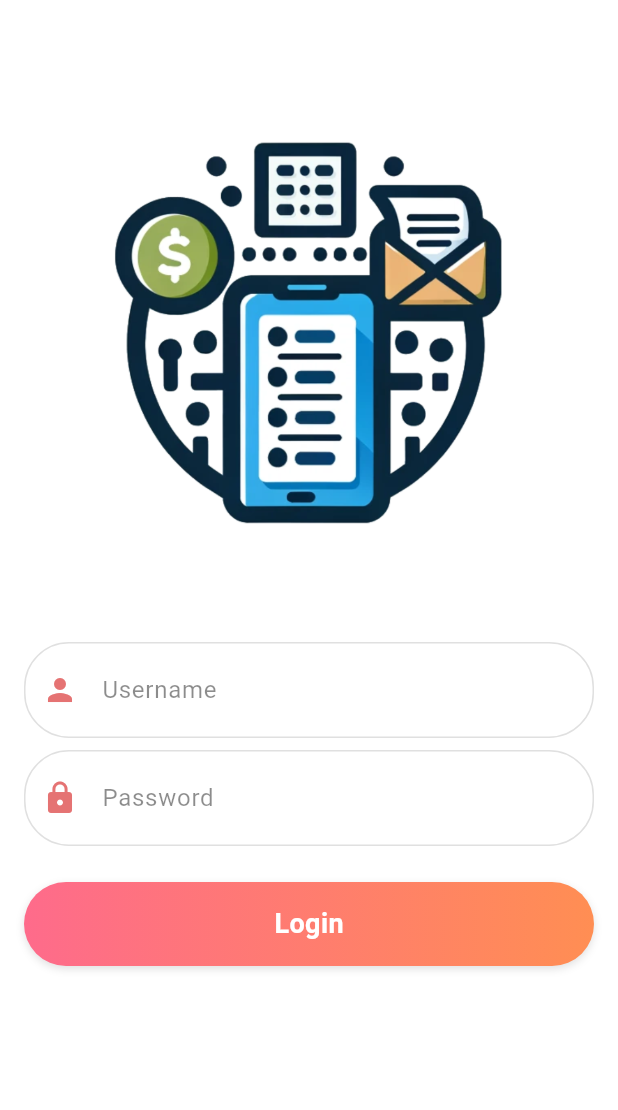
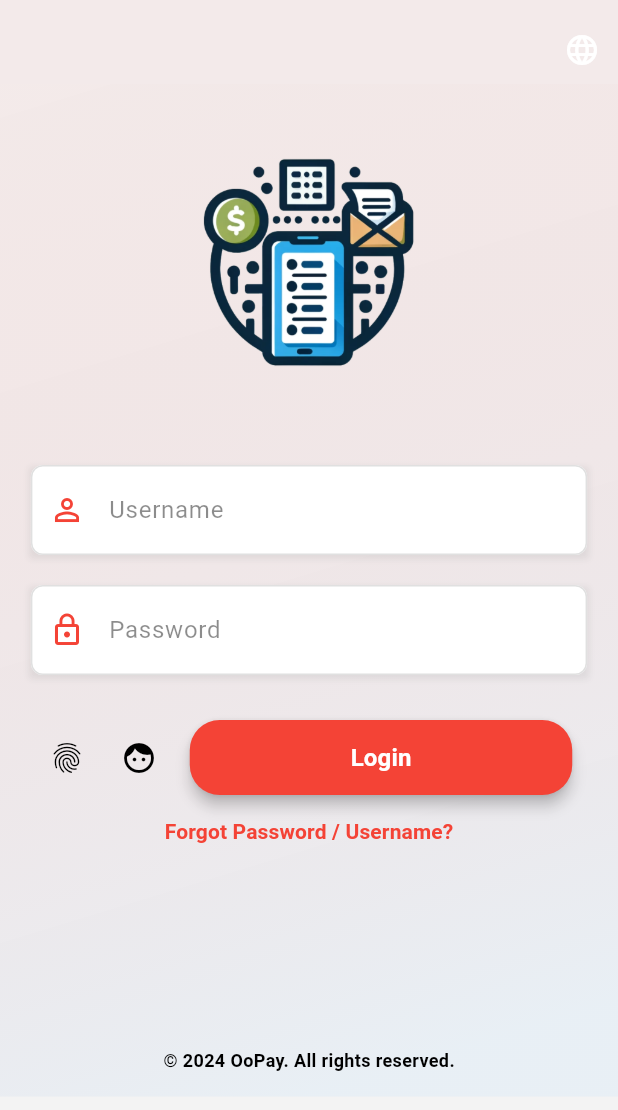
Before and after one commit to ezatkh/payment-digitization-receipt, a Flutter app: the screen it shows after launch, after a tap on "Login", on a phone screen of 412 x 824 dp. Shown: the top 1110 px of the screen. Run offline on Flutter 3.47's test engine with Material 3 defaults, Android fonts, the phone set to English and light mode, and no system bars; our stand-ins replace curved_navigation_bar.

Commit message:
New UI: - Login - DashBoard

```diff
--- a/lib/Custom_Widgets/CustomButton.dart
+++ b/lib/Custom_Widgets/CustomButton.dart
@@ -1,42 +1,47 @@
-import 'package:flutter/cupertino.dart';
 import 'package:flutter/material.dart';
 
 class CustomButton extends StatelessWidget {
   final String text;
   final VoidCallback onPressed;
+  final bool isLoading;
 
-  const CustomButton({required this.text, required this.onPressed});
+  const CustomButton({
+    required this.text,
+    required this.onPressed,
+    this.isLoading = false,
+    Key? key,
+  }) : super(key: key);
 
   @override
   Widget build(BuildContext context) {
-    return InkWell(
-      onTap: onPressed,
-      child: Container(
-        padding: EdgeInsets.symmetric(vertical: 15.0, horizontal: 30.0),
-        decoration: BoxDecoration(
-          gradient: LinearGradient(
-            colors: [Color(0xFFFE6B8B), Color(0xFFFF8E53)],
-            begin: Alignment.centerLeft,
-            end: Alignment.centerRight,
-          ),
-          boxShadow: [
-            BoxShadow(
-              color: Colors.black12,
-              offset: Offset(0, 2),
-              blurRadius: 4.0,
+    final theme = Theme.of(context);
+
+    // Wrap the ElevatedButton with a Container or SizedBox to limit its width
+    return Center(
+      child: SizedBox(
+        width: 255, // Specify the desired width here
+        child: ElevatedButton(
+          onPressed: isLoading ? null : onPressed, // Disable button if loading
+          style: ElevatedButton.styleFrom(
+            foregroundColor: Colors.white, backgroundColor: theme.primaryColor,
+            padding: const EdgeInsets.symmetric(vertical: 12.0), // Adjust padding
+            shape: RoundedRectangleBorder(
+              borderRadius: BorderRadius.circular(20), // Rounded corners
             ),
-          ],
-          borderRadius: BorderRadius.circular(30.0),
-        ),
-        child: Center(
-          child: Text(
-            text,
-            style: TextStyle(
-              color: Colors.white,
+            elevation: 4, // Elevation for depth
+            textStyle: theme.textTheme.button?.copyWith(
               fontWeight: FontWeight.bold,
-              fontSize: 18,
+              fontSize: 16,
             ),
           ),
+          child: isLoading
+              ? const SizedBox(
+            height: 24, width: 24,
+            child: CircularProgressIndicator(
+              strokeWidth: 2, color: Colors.white,
+            ),
+          )
+              : Text(text),
         ),
       ),
     );
--- a/lib/Custom_Widgets/CustomTextField.dart
+++ b/lib/Custom_Widgets/CustomTextField.dart
@@ -1,41 +1,66 @@
-import 'package:flutter/cupertino.dart';
 import 'package:flutter/material.dart';
 
 class CustomTextField extends StatelessWidget {
   final String hint;
   final IconData icon;
   final bool obscureText;
+  final ValueChanged<String> onChanged;
 
-  const CustomTextField({required this.hint, required this.icon, this.obscureText = false});
+  // Constructor for CustomTextField
+  // hint: Placeholder text shown in the TextField
+  // icon: Icon displayed inside the TextField
+  // obscureText: Whether the text is obscured (useful for passwords)
+  // onChanged: Callback for when the text changes
+  const CustomTextField({
+    required this.hint,
+    required this.icon,
+    this.obscureText = false,
+    required this.onChanged,
+    Key? key,
+  }) : super(key: key);
 
   @override
   Widget build(BuildContext context) {
+    const textStyle = TextStyle(fontSize: 16, color: Colors.black87);
+    const hintStyle = TextStyle(color: Colors.black45);
+    final borderRadius = BorderRadius.circular(8);
 
-    return TextField(
+    return DecoratedBox(
+      decoration: BoxDecoration(
+        boxShadow: [
+          BoxShadow(
+            color: Colors.grey.withOpacity(0.2),
+            spreadRadius: 1,
+            blurRadius: 3,
+            offset: Offset(0, 2),
+          ),
+        ],
+      ),
+      child: TextField(
         obscureText: obscureText,
-      style: TextStyle(fontSize: 16, color: Colors.black87), // Text style
+        onChanged: onChanged,
+        style: textStyle,
         decoration: InputDecoration(
           hintText: hint,
-        hintStyle: TextStyle(color: Colors.black45), // Hint text style
+          hintStyle: hintStyle,
           prefixIcon: Icon(icon, color: Theme.of(context).primaryColor),
           filled: true,
           fillColor: Colors.white,
-        contentPadding: EdgeInsets.symmetric(vertical: 20.0, horizontal: 25.0),
+          contentPadding: const EdgeInsets.all(18.0),
           border: OutlineInputBorder(
-          borderRadius: BorderRadius.circular(30),
-          borderSide: BorderSide.none,
-        ),
+              borderRadius: borderRadius, borderSide: BorderSide.none),
           enabledBorder: OutlineInputBorder(
-          borderRadius: BorderRadius.circular(30),
+            borderRadius: borderRadius,
             borderSide: BorderSide(color: Colors.grey.shade300, width: 1),
           ),
           focusedBorder: OutlineInputBorder(
-          borderRadius: BorderRadius.circular(30),
-          borderSide: BorderSide(color: Theme.of(context).primaryColor, width: 2),
+            borderRadius: borderRadius,
+            borderSide: BorderSide(color: Theme.of(context).colorScheme.primary, width: 2),
           ),
           errorBorder: OutlineInputBorder(
-          borderRadius: BorderRadius.circular(30),
-          borderSide: BorderSide(color: Colors.red, width: 1),
+            borderRadius: borderRadius,
+            borderSide: BorderSide(color: Colors.red.shade400, width: 1),
+          ),
         ),
       ),
     );
--- a/lib/Custom_Widgets/LogoWidget.dart
+++ b/lib/Custom_Widgets/LogoWidget.dart
@@ -1,20 +1,21 @@
-import 'package:flutter/cupertino.dart';
+import 'package:flutter/material.dart';
 
 class LogoWidget extends StatelessWidget {
+  // Constructor for LogoWidget
+  const LogoWidget({Key? key}) : super(key: key);
+
   @override
   Widget build(BuildContext context) {
-    // Assuming that you want a larger logo, the width is set to a greater value.
-    // The aspect ratio of the logo will be preserved.
-    double logoWidth = MediaQuery.of(context).size.width * 0.5; // 50% of screen width
-    double logoHeight = MediaQuery.of(context).size.height * 0.5; // 50% of screen width
+    // Calculate the width and height as a percentage of the screen size
+    final double logoWidth = MediaQuery.of(context).size.width * 0.5;
+    final double logoHeight = MediaQuery.of(context).size.height * 0.25; // Adjust to 25% for a balanced appearance
 
+    // Center the logo and use an AssetImage for better performance and asset management
     return Center(
       child: Image.asset(
-        'assets/images/Init Logo.png',
-
+        'assets/images/Init Logo.png', // Ensure the asset path is correct
+        width: logoWidth,
         height: logoHeight,
-        // If you have specified your image in different sizes in the assets folder,
-        // the best fitting size will be used.
       ),
     );
   }
--- /dev/null
+++ b/lib/Models/LoginState.dart
@@ -0,0 +1,59 @@
+import 'dart:ui';
+
+import 'package:flutter/foundation.dart';
+
+class LoginState with ChangeNotifier {
+  String _username = '';
+  String _password = '';
+  bool _rememberMe = false;
+  bool _hasInternetConnection = true; // You should check internet connectivity and set this flag accordingly
+
+  bool _isLoading = false;
+  bool _isLoginSuccessful = false;
+
+  bool get isLoading => _isLoading;
+  bool get isLoginSuccessful => _isLoginSuccessful;
+
+  void setLoading(bool loading) {
+    _isLoading = loading;
+    notifyListeners();
+  }
+
+
+  // Getters
+  String get username => _username;
+  String get password => _password;
+  bool get rememberMe => _rememberMe;
+  bool get hasInternetConnection => _hasInternetConnection;
+
+  // Setters
+  void setUsername(String username) {
+    _username = username;
+    notifyListeners();
+  }
+
+  void setPassword(String password) {
+    _password = password;
+    notifyListeners();
+  }
+
+  void setRememberMe(bool? value) {
+    if (value != null) {
+      _rememberMe = value;
+      notifyListeners();
+    }
+  }
+
+
+  // Placeholder function to simulate internet connectivity check
+  void checkInternetConnection() {
+    // Implement your logic to check internet connectivity
+    // For now, we're just setting it to true
+    _hasInternetConnection = true;
+    notifyListeners();
+  }
+
+  Future<void> login() async {
+    notifyListeners();
+  }
+}
--- /dev/null
+++ b/lib/Screens/LoginScreen.dart
@@ -0,0 +1,182 @@
+import 'package:flutter/material.dart';
+import 'package:provider/provider.dart';
+import '../Custom_Widgets/CustomButton.dart';
+import '../Custom_Widgets/CustomTextField.dart';
+import '../Custom_Widgets/LogoWidget.dart';
+import '../Models/LoginState.dart';
+import 'DashboardScreen.dart';
+
+class LoginScreen extends StatelessWidget {
+  const LoginScreen({Key? key}) : super(key: key);
+
+  Widget build(BuildContext context) {
+    final theme = Theme.of(context);
+    final screenSize = MediaQuery.of(context).size;
+    final isLandscape = screenSize.width > screenSize.height;
+    double maxWidth = isLandscape ? 500 : 600;
+    final baseColor = theme.primaryColor.withOpacity(0.05);
+    return ChangeNotifierProvider<LoginState>(
+      create: (_) => LoginState(),
+      child: Scaffold(
+        appBar: AppBar(
+          backgroundColor: baseColor,
+          actions: [
+            _buildLanguageSwitchButton(
+                context), // Moved language switch to AppBar
+          ],
+        ),
+        body: Container(
+          decoration: BoxDecoration(
+            gradient: LinearGradient(
+              begin: Alignment.topLeft,
+              end: Alignment.bottomCenter,
+              colors: [
+                theme.primaryColor.withOpacity(0.05),
+                theme.primaryColorLight.withOpacity(0.2)
+              ],
+            ),
+          ),
+          child: SafeArea(
+            child: SingleChildScrollView(
+              padding: EdgeInsets.symmetric(
+                  vertical: 16.0, horizontal: screenSize.width * 0.05),
+              child: Center(
+                child: ConstrainedBox(
+                  constraints: BoxConstraints(maxWidth: maxWidth),
+                  child: Consumer<LoginState>(
+                    builder: (_, loginState, __) {
+                      return Column(
+                        children: <Widget>[
+                          const LogoWidget(),
+                          const SizedBox(height: 32),
+
+                          CustomTextField(
+                              hint: 'Username',
+                              icon: Icons.person_outline,
+                              onChanged: loginState.setUsername),
+                          const SizedBox(height: 20),
+                          CustomTextField(
+                              hint: 'Password',
+                              icon: Icons.lock_outline,
+                              obscureText: true,
+                              onChanged: loginState.setPassword),
+                          const SizedBox(height: 30),
+                          Row(
+                            mainAxisAlignment: MainAxisAlignment.spaceEvenly,
+                            children: [
+                              IconButton(
+                                icon: const Icon(Icons.fingerprint),
+                                onPressed: () {
+                                  /* Add Touch ID login logic here */
+                                },
+                                tooltip: 'Touch ID',
+                              ),
+                              IconButton(
+                                icon: const Icon(Icons.face),
+                                onPressed: () {
+                                  /* Add Face ID login logic here */
+                                },
+                                tooltip: 'Face ID',
+                              ),
+                              Expanded(
+                                child: CustomButton(
+                                  text: 'Login',
+                                  onPressed: () => _handleLogin(context,
+                                      loginState), // Corrected function call
+                                ),
+                              ),
+                            ],
+                          ),
+                          Align(
+                            alignment: Alignment.center,
+                            child: TextButton(
+                              onPressed: () {/* Forgot Password Logic */},
+                              child: Text('Forgot Password / Username?',
+                                  style: TextStyle(
+                                      color: theme.primaryColor,
+                                      fontWeight: FontWeight.bold)),
+                            ),
+                          ),
+                          SizedBox(
+                            height: 120,
+                          ),
+                          _buildTrademarkNotice(), // Trademark notice
+                        ],
+                      );
+                    },
+                  ),
+                ),
+              ),
+            ),
+          ),
+        ),
+      ),
+    );
+  }
+
+  Widget _buildLanguageSwitchButton(BuildContext context) {
+    // Placeholder function for language switching logic.
+    void _switchLanguage() {
+      // Implement language switching functionality here.
+    }
+
+    return Padding(
+      padding: const EdgeInsets.only(top: 10.0),
+      child: Align(
+        alignment: Alignment.topRight,
+        child: IconButton(
+          icon: const Icon(Icons.language, color: Colors.white),
+          onPressed: _switchLanguage,
+          tooltip: 'Switch Language', // Tooltip for accessibility.
+        ),
+      ),
+    );
+  }
+
+  // Builds a trademark notice at the bottom or any preferred location of the screen.
+  Widget _buildTrademarkNotice() {
+    return const Align(
+      alignment: Alignment.center,
+      child: Text(
+        '© 2024 OoPay. All rights reserved.',
+        style: TextStyle(fontWeight: FontWeight.bold, fontSize: 12),
+      ),
+    );
+  }
+
+  // Builds a button for biometric authentication, currently set to a placeholder action.
+  Widget _buildBiometricLoginButton(
+      BuildContext context, LoginState loginState) {
+    return Column(
+      children: [
+        TextButton(
+          onPressed: () =>
+              null, // Placeholder for actual biometric login logic.
+          child: const Icon(Icons.fingerprint, size: 24),
+          style: TextButton.styleFrom(
+              foregroundColor: Theme.of(context).primaryColor),
+        ),
+        const Text("Quick Login",
+            style: TextStyle(fontWeight: FontWeight.w500)),
+      ],
+    );
+  }
+
+// Handles the login process with visual feedback and error handling.
+  void _handleLogin(BuildContext context, LoginState loginState) async {
+    // loginState.setLoading(true);
+    await Future.delayed(const Duration(seconds: 2));
+
+    // loginState.setLoading(false);
+
+    // if (loginState.isLoginSuccessful) {
+    //   ScaffoldMessenger.of(context)
+    //       .showSnackBar(const SnackBar(content: Text('Login Failed')));
+    // } else {
+      Navigator.pushReplacement(
+        context,
+        MaterialPageRoute(builder: (context) => DashboardScreen()),
+      );
+    // }
+  }
+}
--- /dev/null
+++ b/lib/Screens/SplashScreen.dart
@@ -0,0 +1,86 @@
+import 'package:flutter/material.dart';
+import 'LoginScreen.dart';
+
+class SplashScreen extends StatefulWidget {
+  @override
+  _SplashScreenState createState() => _SplashScreenState();
+}
+
+class _SplashScreenState extends State<SplashScreen> with SingleTickerProviderStateMixin {
+  late AnimationController _controller;
+  late Animation<double> _logoOpacity;
+  late Animation<double> _backgroundLighten;
+  late Animation<double> _logoScale;
+
+  @override
+  void initState() {
+    super.initState();
+    _controller = AnimationController(vsync: this, duration: Duration(seconds: 3));
+
+    _logoOpacity = Tween(begin: 0.0, end: 1.0).animate(_controller);
+    _backgroundLighten = Tween(begin: 0.2, end: 1.0).animate(_controller);
+    _logoScale = Tween(begin: 1.2, end: 1.0).animate(CurvedAnimation(parent: _controller, curve: Curves.easeInOut));
+
+    _controller.forward();
+
+    _controller.addStatusListener((status) {
+      if (status == AnimationStatus.completed) {
+        _navigateToLogin(context);
+      }
+    });
+  }
+
+  void _navigateToLogin(BuildContext context) {
+    Navigator.of(context).pushReplacement(_createRoute());
+  }
+
+  Route _createRoute() {
+    return PageRouteBuilder(
+      pageBuilder: (context, animation, secondaryAnimation) => LoginScreen(),
+      transitionsBuilder: (context, animation, secondaryAnimation, child) {
+        const begin = 0.0;
+        const end = 1.0;
+        const curve = Curves.slowMiddle;
+
+        var tween = Tween(begin: begin, end: end).chain(CurveTween(curve: curve));
+        var fadeAnimation = animation.drive(tween);
+
+        return FadeTransition(
+          opacity: fadeAnimation,
+          child: child,
+        );
+      },
+    );
+  }
+
+  @override
+  Widget build(BuildContext context) {
+    return AnimatedBuilder(
+      animation: _controller,
+      builder: (context, child) {
+        return Scaffold(
+          body: Container(
+            decoration: BoxDecoration(
+              color: Colors.white.withOpacity(_backgroundLighten.value),
+            ),
+            child: Center(
+              child: Opacity(
+                opacity: _logoOpacity.value,
+                child: Transform.scale(
+                  scale: _logoScale.value,
+                  child: Image.asset('assets/images/logo_ooredoo.png'), // Replace with your asset path
+                ),
+              ),
+            ),
+          ),
+        );
+      },
+    );
+  }
+
+  @override
+  void dispose() {
+    _controller.dispose();
+    super.dispose();
+  }
+}
--- a/lib/main.dart
+++ b/lib/main.dart
@@ -1,5 +1,6 @@
-import 'package:digital_payment_app/screens/LoginScreen.dart';
-import 'package:flutter/material.dart';
+ import 'package:flutter/material.dart';
+
+import 'Screens/SplashScreen.dart';
 
 void main() {
   runApp(const MyApp());
@@ -10,38 +11,64 @@ class MyApp extends StatelessWidget {
 
   @override
   Widget build(BuildContext context) {
-    // Define theme colors and the overall theme here
+    // A lighter base color for the background
+    const backgroundColor = Color(0xE4F2F2F2);
+
+    // Define a complementary color for the theme that matches well with a lighter background
+    const complementaryColor = Colors.red; // A vibrant blue that complements the red logo
+
     final ThemeData theme = ThemeData(
-      primaryColor: Color(0xFFE57373),
-      colorScheme: ColorScheme.fromSwatch().copyWith(secondary: Color(0xFFFFCDD2)),
+      brightness: Brightness.light,
+      primaryColor: complementaryColor,
+      hintColor: Colors.redAccent,
+      scaffoldBackgroundColor: backgroundColor, // Light background for screens
+      colorScheme: const ColorScheme.light().copyWith(
+        primary: complementaryColor,
+        secondary: Colors.redAccent,
+        background: backgroundColor,
+      ),
       inputDecorationTheme: InputDecorationTheme(
         filled: true,
-        fillColor: Colors.grey.shade200,
-        contentPadding: EdgeInsets.symmetric(vertical: 20.0, horizontal: 25.0),
+        fillColor: Colors.white, // White background for input fields
+        contentPadding: const EdgeInsets.symmetric(vertical: 20.0, horizontal: 25.0),
         border: OutlineInputBorder(
-          borderRadius: BorderRadius.circular(30),
+          borderRadius: BorderRadius.circular(8), // Modern border radius
           borderSide: BorderSide.none,
+        ),
+        enabledBorder: OutlineInputBorder(
+          borderRadius: BorderRadius.circular(8),
+          borderSide: BorderSide(color: complementaryColor.withOpacity(0.5), width: 1),
+        ),
+        focusedBorder: OutlineInputBorder(
+          borderRadius: BorderRadius.circular(8),
+          borderSide: const BorderSide(color: complementaryColor, width: 2),
         ),
       ),
       textButtonTheme: TextButtonThemeData(
-        style: TextButton.styleFrom(foregroundColor: Color(0xFFE57373)),
+        style: TextButton.styleFrom(
+          foregroundColor: complementaryColor, // Text button color
+        ),
       ),
       elevatedButtonTheme: ElevatedButtonThemeData(
         style: ElevatedButton.styleFrom(
-          foregroundColor: Colors.white,
-          backgroundColor: Color(0xFFE57373),
-          shape: RoundedRectangleBorder(borderRadius: BorderRadius.circular(30)),
-          minimumSize: Size(double.infinity, 50),
+          foregroundColor: Colors.white, backgroundColor: Colors.red, // Button background color
+          shape: RoundedRectangleBorder(borderRadius: BorderRadius.circular(8)),
+          minimumSize: const Size(double.infinity, 50),
+          elevation: 2, // Slight elevation for a subtle shadow
         ),
       ),
-      visualDensity: VisualDensity.adaptivePlatformDensity,
+      textTheme: const TextTheme(
+        displayLarge: TextStyle(fontSize: 24.0, fontWeight: FontWeight.bold, color: complementaryColor),
+        bodyLarge: TextStyle(fontSize: 16.0, color: Colors.black87),
+        labelLarge: TextStyle(color: Colors.white),
+      ),
     );
 
     return MaterialApp(
       debugShowCheckedModeBanner: false,
-      title: 'Flutter Login Screen',
+      title: 'OoPay', // App title
       theme: theme,
-      home: const LoginScreen(),
+      home: SplashScreen()
     );
   }
 }
--- a/lib/screens/LoginScreen.dart
+++ /dev/null
@@ -1,37 +0,0 @@
-import 'package:flutter/cupertino.dart';
-import 'package:flutter/material.dart';
-
-import '../Custom_Widgets/CustomButton.dart';
-import '../Custom_Widgets/CustomTextField.dart';
-import '../Custom_Widgets/LogoWidget.dart';
-import '../main.dart';
-
-class LoginScreen extends StatelessWidget {
-  const LoginScreen({super.key});
-
-  @override
-  Widget build(BuildContext context) {
-    return Scaffold(
-      body: SafeArea(
-        child: SingleChildScrollView(
-          padding: const EdgeInsets.all(16.0),
-          child: Center(
-            child: Column(
-              mainAxisAlignment: MainAxisAlignment.center,
-              children: <Widget>[
-                LogoWidget(),
-                CustomTextField(hint: 'Username', icon: Icons.person),
-                const SizedBox(height: 8), // Reduced space
-                CustomTextField(hint: 'Password', icon: Icons.lock, obscureText: true),
-
-                const SizedBox(height: 24), // Reduced space
-                CustomButton(text: 'Login', onPressed: () {}),
-                const SizedBox(height: 16), // Kept or adjust as needed
-              ],
-            ),
-          ),
-        ),
-      ),
-    );
-  }
-}
```
Also changed, not shown: lib/Screens/DashboardScreen.dart (added, +147 -0 lines), pubspec.yaml (+8 -3 lines), pubspec.lock, 8 other files. Lines whose indentation alone changed are shown as unchanged.
